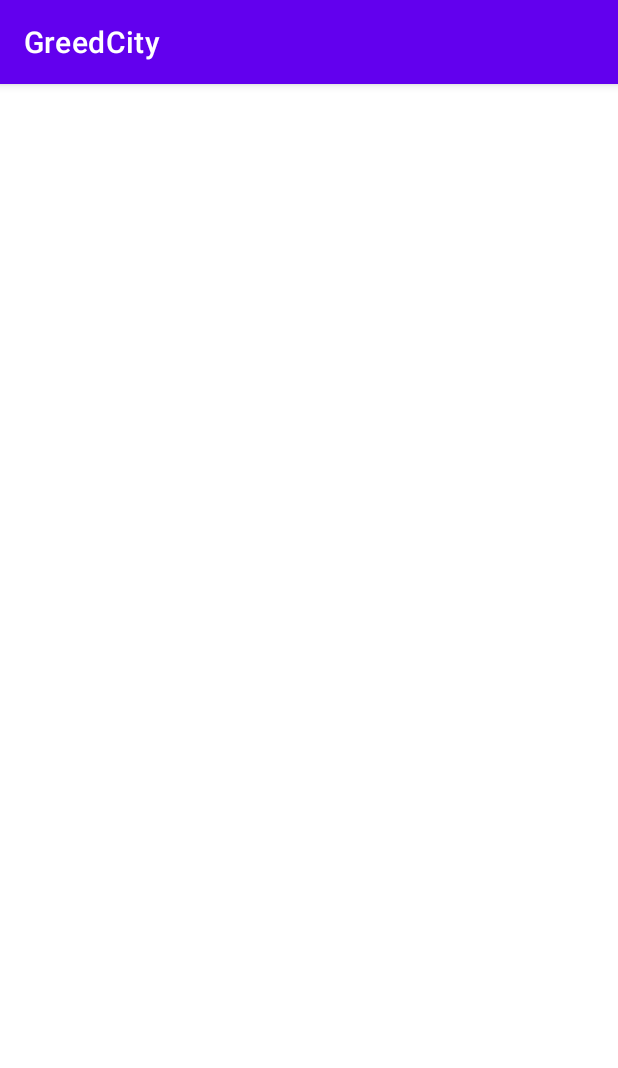
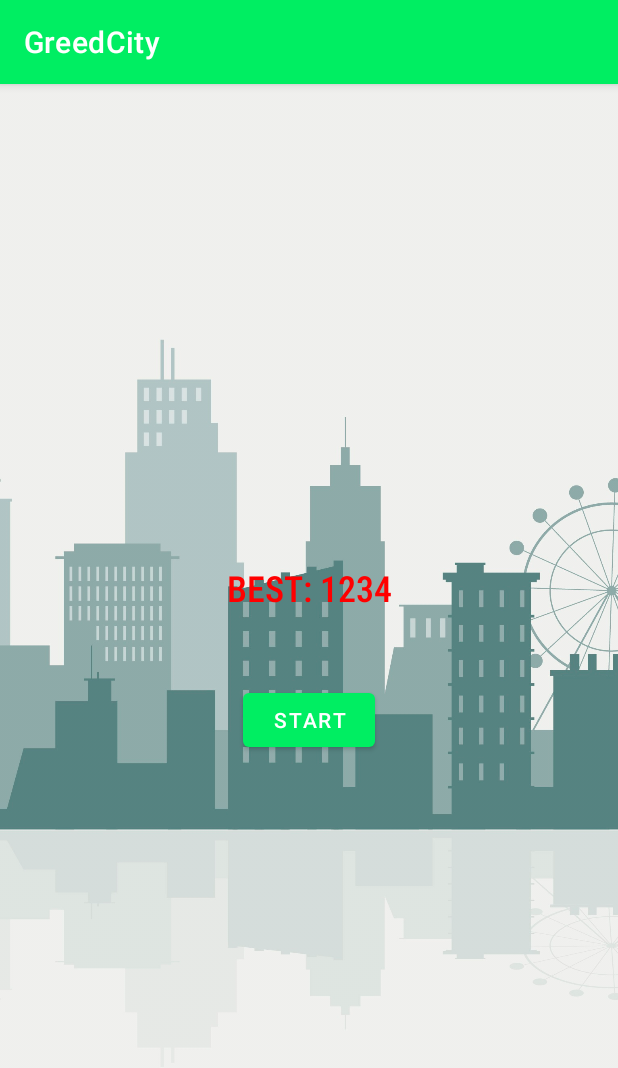
Before and after one commit to mivlix/GreedCity, an Android app: the screen it shows after launch (MenuActivity), on a phone screen of 412 x 824 dp. Shown: the top 1068 px of the screen. Run offline under Robolectric (Android 15) with nearby library versions, the phone set to English and light mode, and no system bars.

Commit message:
V2.0 Pre-2

```diff
--- a/app/build.gradle
+++ b/app/build.gradle
@@ -23,8 +23,8 @@ android {
         }
     }
     compileOptions {
-        sourceCompatibility JavaVersion.VERSION_1_8
-        targetCompatibility JavaVersion.VERSION_1_8
+        sourceCompatibility JavaVersion.VERSION_16
+        targetCompatibility JavaVersion.VERSION_16
     }
 
     buildFeatures {
--- a/app/src/main/java/mivlix/alpha/greedcity/MenuActivity.java
+++ b/app/src/main/java/mivlix/alpha/greedcity/MenuActivity.java
@@ -1,7 +1,27 @@
 package mivlix.alpha.greedcity;
+
+import android.os.Bundle;
 
 import androidx.appcompat.app.AppCompatActivity;
 
+import mivlix.alpha.greedcity.databinding.ActivityMenuBinding;
+
 public class MenuActivity extends AppCompatActivity {
+    private ActivityMenuBinding binding;
 
+    @Override
+    protected void onCreate(Bundle savedInstanceState) {
+        super.onCreate(savedInstanceState);
+        binding = ActivityMenuBinding.inflate(getLayoutInflater());
+        setContentView(binding.getRoot());
+        loadBestResult();
+        binding.play.setOnClickListener(v -> {
+            startActivity(GameActivity.newIntent(this));
+        });
+    }
+
+    private void loadBestResult() {
+        binding.best.setText("BEST: 1234");
+        //TODO
+    }
 }
--- a/app/src/main/java/mivlix/alpha/greedcity/Question.java
+++ /dev/null
@@ -1,5 +0,0 @@
-package mivlix.alpha.greedcity;
-
-public class Question {
-    //TODO: Вопросы
-}
--- /dev/null
+++ b/app/src/main/res/layout/activity_menu.xml
@@ -0,0 +1,30 @@
+<?xml version="1.0" encoding="utf-8"?>
+<LinearLayout
+    xmlns:android="http://schemas.android.com/apk/res/android"
+    xmlns:app="http://schemas.android.com/apk/res-auto"
+    xmlns:tools="http://schemas.android.com/tools"
+    android:layout_width="match_parent"
+    android:layout_height="match_parent"
+    android:paddingHorizontal="16dp"
+    android:gravity="center"
+    android:orientation="vertical"
+    android:layout_gravity="center"
+    android:background="@mipmap/city_background">
+
+    <TextView
+        android:id="@+id/best"
+        android:layout_width="match_parent"
+        android:layout_height="wrap_content"
+        android:text="Population highscore: 1.6m"
+        android:fontFamily="sans-serif-condensed-medium"
+        android:textColor="#ff0000"
+        android:gravity="center"
+        android:textAppearance="@style/TextAppearance.AppCompat.Headline"
+        android:layout_marginBottom="48dp"/>
+
+    <Button
+        android:id="@+id/play"
+        android:layout_width="wrap_content"
+        android:layout_height="wrap_content"
+        android:text="Start" />
+</LinearLayout>
--- /dev/null
+++ b/app/src/main/res/layout/button.xml
@@ -0,0 +1,5 @@
+<?xml version="1.0" encoding="utf-8"?>
+<Button xmlns:android="http://schemas.android.com/apk/res/android"
+    android:layout_width="match_parent"
+    android:layout_height="wrap_content"
+    android:layout_marginVertical="8dp" />
--- a/app/src/main/res/values/colors.xml
+++ b/app/src/main/res/values/colors.xml
@@ -1,10 +1,10 @@
 <?xml version="1.0" encoding="utf-8"?>
 <resources>
-    <color name="purple_200">#FFBB86FC</color>
-    <color name="purple_500">#FF6200EE</color>
-    <color name="purple_700">#FF3700B3</color>
-    <color name="teal_200">#FF03DAC5</color>
-    <color name="teal_700">#FF018786</color>
+    <color name="purple_200">#FF86FCBB</color>
+    <color name="purple_500">#FF00EE62</color>
+    <color name="purple_700">#FF00B337</color>
+    <color name="teal_200">#FFDAC503</color>
+    <color name="teal_700">#FF878601</color>
     <color name="black">#FF000000</color>
     <color name="white">#FFFFFFFF</color>
 </resources>
```
Also changed, not shown: app/src/main/java/mivlix/alpha/greedcity/Game.java (added, +61 -0 lines), app/src/main/java/mivlix/alpha/greedcity/GameActivity.java (+39 -1 lines), app/src/main/res/layout/activity_game.xml (added, +71 -0 lines), app/src/main/res/layout/activity_main.xml (deleted, +0 -10 lines), app/src/main/res/mipmap-hdpi/city_background.jpg (added).
